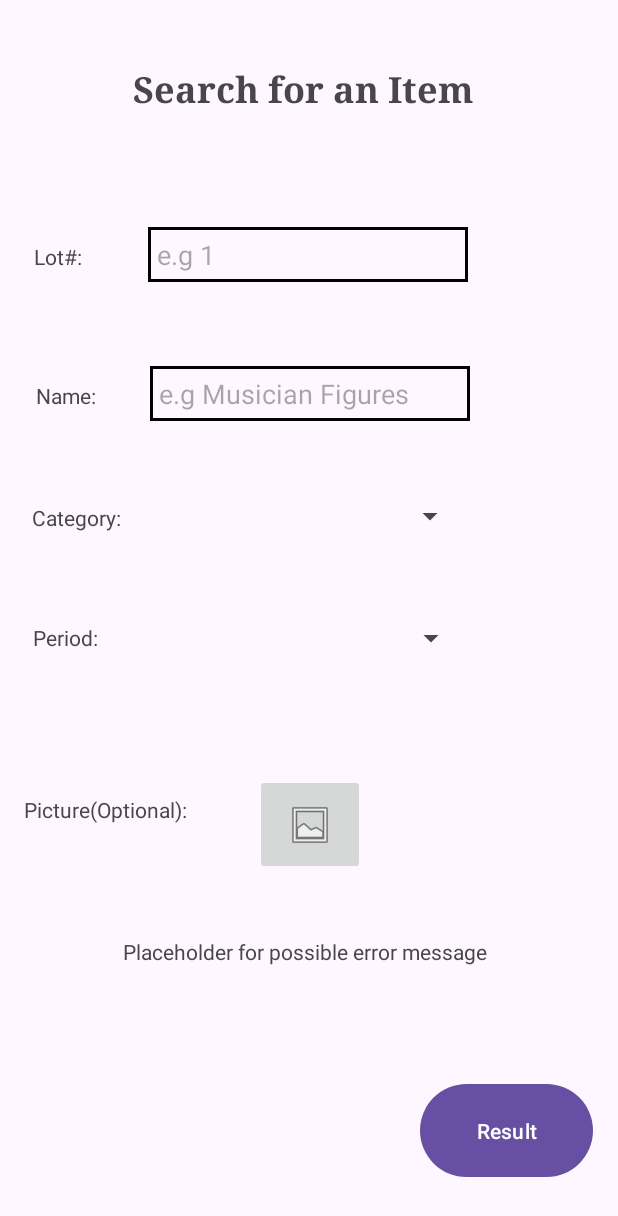
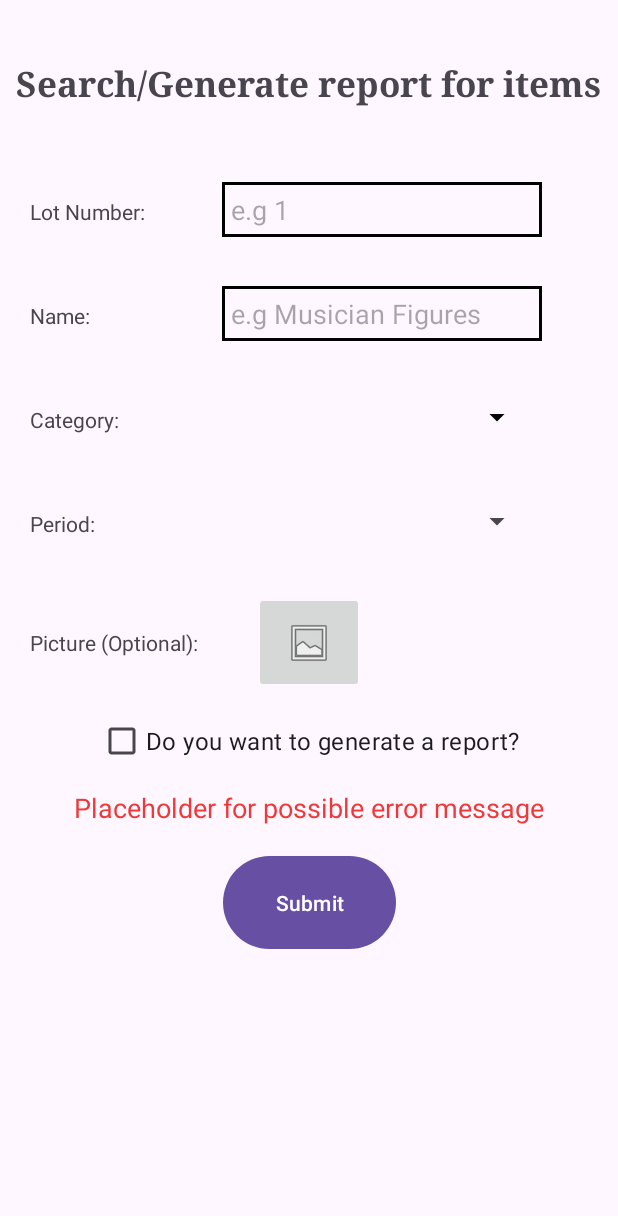
Before and after one commit to PrithviSeran/TAAM-Project, an Android app: the layout activity_search.xml on its own in the app's theme, with its tools: preview values and no code run, on a phone screen of 412 x 824 dp. Shown: the top 1216 px of the screen. Run offline under Robolectric (Android 15) with nearby library versions, the light colour scheme and no system bars.

Commit message:
Updated mainpage with adaptive layout, updated search layout with checkbox for report generation and updated strings.xml

```diff
--- a/app/src/main/res/layout/activity_search.xml
+++ b/app/src/main/res/layout/activity_search.xml
@@ -7,27 +7,25 @@
 
     <TextView
         android:id="@+id/textView2"
-        android:layout_width="40dp"
-        android:layout_height="26dp"
-        android:text="Lot#:"
-        app:layout_constraintBottom_toBottomOf="parent"
+        android:layout_width="wrap_content"
+        android:layout_height="wrap_content"
+        android:layout_marginTop="60dp"
+        android:text="@string/lot_number"
         app:layout_constraintEnd_toEndOf="parent"
-        app:layout_constraintHorizontal_bias="0.061"
-        app:layout_constraintStart_toStartOf="parent"
-        app:layout_constraintTop_toTopOf="parent"
-        app:layout_constraintVertical_bias="0.202" />
+        app:layout_constraintHorizontal_bias="0.0"
+        app:layout_constraintStart_toStartOf="@+id/guideline"
+        app:layout_constraintTop_toBottomOf="@+id/textView7" />
 
     <TextView
         android:id="@+id/textView3"
         android:layout_width="wrap_content"
         android:layout_height="wrap_content"
-        android:text="Name:"
-        app:layout_constraintBottom_toBottomOf="parent"
+        android:layout_marginTop="50dp"
+        android:text="@string/name"
         app:layout_constraintEnd_toEndOf="parent"
-        app:layout_constraintHorizontal_bias="0.064"
-        app:layout_constraintStart_toStartOf="parent"
-        app:layout_constraintTop_toTopOf="parent"
-        app:layout_constraintVertical_bias="0.316" />
+        app:layout_constraintHorizontal_bias="0.0"
+        app:layout_constraintStart_toStartOf="@+id/textView2"
+        app:layout_constraintTop_toBottomOf="@+id/textView2" />
 
     <EditText
         android:id="@+id/editTextText"
@@ -35,14 +33,13 @@
         android:layout_height="wrap_content"
         android:background="@drawable/edit_text_style"
         android:ems="10"
+        android:hint="e.g 1"
         android:inputType="text"
-        android:hint="e.g 1"
-        app:layout_constraintBottom_toBottomOf="parent"
+        app:layout_constraintBottom_toBottomOf="@+id/textView2"
         app:layout_constraintEnd_toEndOf="parent"
-        app:layout_constraintHorizontal_bias="0.497"
-        app:layout_constraintStart_toStartOf="parent"
-        app:layout_constraintTop_toTopOf="parent"
-        app:layout_constraintVertical_bias="0.192" />
+        app:layout_constraintStart_toEndOf="@+id/textView2"
+        app:layout_constraintTop_toTopOf="@+id/textView2"
+        app:layout_constraintVertical_bias="0.6" />
 
     <EditText
         android:id="@+id/editTextText2"
@@ -50,120 +47,137 @@
         android:layout_height="wrap_content"
         android:background="@drawable/edit_text_style"
         android:ems="10"
+        android:hint="e.g Musician Figures"
         android:inputType="text"
-        android:hint="e.g Musician Figures"
-        app:layout_constraintBottom_toBottomOf="parent"
+        app:layout_constraintBottom_toBottomOf="@+id/textView3"
         app:layout_constraintEnd_toEndOf="parent"
-        app:layout_constraintHorizontal_bias="0.502"
-        app:layout_constraintStart_toStartOf="parent"
-        app:layout_constraintTop_toTopOf="parent"
-        app:layout_constraintVertical_bias="0.31" />
+        app:layout_constraintHorizontal_bias="0.0"
+        app:layout_constraintStart_toStartOf="@+id/editTextText"
+        app:layout_constraintTop_toTopOf="@+id/textView3"
+        app:layout_constraintVertical_bias="0.6" />
 
     <Button
         android:id="@+id/button"
         android:layout_width="115dp"
         android:layout_height="70dp"
-        android:text="Result"
+        android:layout_marginTop="16dp"
+        android:text="@string/submit"
         app:layout_constraintBottom_toBottomOf="parent"
         app:layout_constraintEnd_toEndOf="parent"
-        app:layout_constraintHorizontal_bias="0.944"
         app:layout_constraintStart_toStartOf="parent"
-        app:layout_constraintTop_toTopOf="parent"
-        app:layout_constraintVertical_bias="0.953" />
+        app:layout_constraintTop_toBottomOf="@+id/errorMsg"
+        app:layout_constraintVertical_bias="0.0" />
 
     <TextView
         android:id="@+id/textView7"
-        android:layout_width="235dp"
-        android:layout_height="45dp"
-        android:text="Search for an Item"
-        android:textSize="24dp"
+        android:layout_width="wrap_content"
+        android:layout_height="wrap_content"
+        android:layout_marginStart="8dp"
+        android:layout_marginEnd="8dp"
+        android:text="Search/Generate report for items"
+        android:textSize="23sp"
         android:textStyle="bold"
         android:typeface="serif"
         app:layout_constraintBottom_toBottomOf="parent"
         app:layout_constraintEnd_toEndOf="parent"
         app:layout_constraintStart_toStartOf="parent"
         app:layout_constraintTop_toTopOf="parent"
-        app:layout_constraintVertical_bias="0.055" />
+        app:layout_constraintVertical_bias="0.050000012" />
 
     <ImageButton
         android:id="@+id/imageButton"
         android:layout_width="73dp"
         android:layout_height="67dp"
-        app:layout_constraintBottom_toBottomOf="parent"
+        app:layout_constraintBottom_toBottomOf="@+id/textView6"
         app:layout_constraintEnd_toEndOf="parent"
-        app:layout_constraintHorizontal_bias="0.501"
         app:layout_constraintStart_toStartOf="parent"
-        app:layout_constraintTop_toTopOf="parent"
-        app:layout_constraintVertical_bias="0.682"
+        app:layout_constraintTop_toTopOf="@+id/textView6"
         app:srcCompat="@android:drawable/ic_menu_gallery" />
 
     <TextView
         android:id="@+id/textView6"
         android:layout_width="wrap_content"
         android:layout_height="wrap_content"
-        android:text="Picture(Optional):"
-        app:layout_constraintBottom_toBottomOf="parent"
+        android:layout_marginTop="60dp"
+        android:text="@string/picture_optional"
         app:layout_constraintEnd_toEndOf="parent"
-        app:layout_constraintHorizontal_bias="0.052"
-        app:layout_constraintStart_toStartOf="parent"
-        app:layout_constraintTop_toTopOf="parent"
-        app:layout_constraintVertical_bias="0.659" />
+        app:layout_constraintHorizontal_bias="0.0"
+        app:layout_constraintStart_toStartOf="@+id/textView2"
+        app:layout_constraintTop_toBottomOf="@+id/textView5" />
 
     <Spinner
         android:id="@+id/spinner"
         android:layout_width="207dp"
         android:layout_height="36dp"
-        app:layout_constraintBottom_toBottomOf="parent"
+        android:backgroundTint="#000000"
+        app:layout_constraintBottom_toBottomOf="@+id/textView4"
         app:layout_constraintEnd_toEndOf="parent"
-        app:layout_constraintHorizontal_bias="0.504"
-        app:layout_constraintStart_toStartOf="parent"
-        app:layout_constraintTop_toTopOf="parent"
-        app:layout_constraintVertical_bias="0.414" />
+        app:layout_constraintHorizontal_bias="0.0"
+        app:layout_constraintStart_toStartOf="@+id/editTextText"
+        app:layout_constraintTop_toTopOf="@+id/textView4"
+        app:layout_constraintVertical_bias="0.6" />
 
     <TextView
         android:id="@+id/textView4"
         android:layout_width="wrap_content"
         android:layout_height="wrap_content"
-        android:text="Category:"
-        app:layout_constraintBottom_toBottomOf="parent"
+        android:layout_marginTop="50dp"
+        android:text="@string/category"
         app:layout_constraintEnd_toEndOf="parent"
-        app:layout_constraintHorizontal_bias="0.06"
-        app:layout_constraintStart_toStartOf="parent"
-        app:layout_constraintTop_toTopOf="parent"
-        app:layout_constraintVertical_bias="0.417" />
+        app:layout_constraintHorizontal_bias="0.0"
+        app:layout_constraintStart_toStartOf="@+id/textView2"
+        app:layout_constraintTop_toBottomOf="@+id/textView3" />
 
     <TextView
         android:id="@+id/textView5"
         android:layout_width="wrap_content"
         android:layout_height="wrap_content"
-        android:text="Period:"
-        app:layout_constraintBottom_toBottomOf="parent"
+        android:layout_marginTop="50dp"
+        android:text="@string/period"
         app:layout_constraintEnd_toEndOf="parent"
-        app:layout_constraintHorizontal_bias="0.059"
-        app:layout_constraintStart_toStartOf="parent"
-        app:layout_constraintTop_toTopOf="parent"
-        app:layout_constraintVertical_bias="0.516" />
+        app:layout_constraintHorizontal_bias="0.0"
+        app:layout_constraintStart_toStartOf="@+id/textView2"
+        app:layout_constraintTop_toBottomOf="@+id/textView4" />
 
     <Spinner
         android:id="@+id/spinner2"
         android:layout_width="207dp"
         android:layout_height="36dp"
-        app:layout_constraintBottom_toBottomOf="parent"
+        app:layout_constraintBottom_toBottomOf="@+id/textView5"
         app:layout_constraintEnd_toEndOf="parent"
-        app:layout_constraintHorizontal_bias="0.509"
-        app:layout_constraintStart_toStartOf="parent"
-        app:layout_constraintTop_toTopOf="parent"
-        app:layout_constraintVertical_bias="0.517" />
+        app:layout_constraintHorizontal_bias="0.0"
+        app:layout_constraintStart_toStartOf="@+id/editTextText"
+        app:layout_constraintTop_toTopOf="@+id/textView5"
+        app:layout_constraintVertical_bias="0.6" />
 
     <TextView
-        android:id="@+id/textView8"
-        android:layout_width="248dp"
-        android:layout_height="38dp"
+        android:id="@+id/errorMsg"
+        android:layout_width="wrap_content"
+        android:layout_height="wrap_content"
+        android:layout_marginTop="8dp"
         android:text="Placeholder for possible error message"
-        app:layout_constraintBottom_toBottomOf="parent"
+        android:textColor="#ED3939"
+        android:textSize="18sp"
         app:layout_constraintEnd_toEndOf="parent"
         app:layout_constraintStart_toStartOf="parent"
-        app:layout_constraintTop_toTopOf="parent"
-        app:layout_constraintVertical_bias="0.795" />
+        app:layout_constraintTop_toBottomOf="@+id/checkBox" />
+
+    <CheckBox
+        android:id="@+id/checkBox"
+        android:layout_width="wrap_content"
+        android:layout_height="wrap_content"
+        android:layout_marginTop="8dp"
+        android:text="Do you want to generate a report?"
+        android:textSize="16sp"
+        app:layout_constraintEnd_toEndOf="parent"
+        app:layout_constraintStart_toStartOf="parent"
+        app:layout_constraintTop_toBottomOf="@+id/imageButton" />
+
+    <androidx.constraintlayout.widget.Guideline
+        android:id="@+id/guideline"
+        android:layout_width="wrap_content"
+        android:layout_height="wrap_content"
+        android:orientation="vertical"
+        app:layout_constraintGuide_percent="0.048661802" />
 
 </androidx.constraintlayout.widget.ConstraintLayout>
--- a/app/src/main/res/values/strings.xml
+++ b/app/src/main/res/values/strings.xml
@@ -1,7 +1,5 @@
 <resources>
     <string name="app_name">TAAM Collections Management App</string>
-    <!-- TODO: Remove or change this placeholder text -->
-    <string name="hello_blank_fragment">Hello blank fragment</string>
     <string name="delete_item">Delete Item</string>
     <string name="add_item">Add Item</string>
     <string name="back">Back</string>
@@ -28,6 +26,7 @@
     <string name="period">Period:</string>
     <string name="description">Description:</string>
     <string name="picture_video">Picture/Video:</string>
+    <string name="picture_optional">Picture (Optional):</string>
 
     <string-array name="categories_array">
         <item>Jade</item>
```
Also changed, not shown: app/src/main/res/layout/activity_mainpage.xml (+162 -131 lines).
